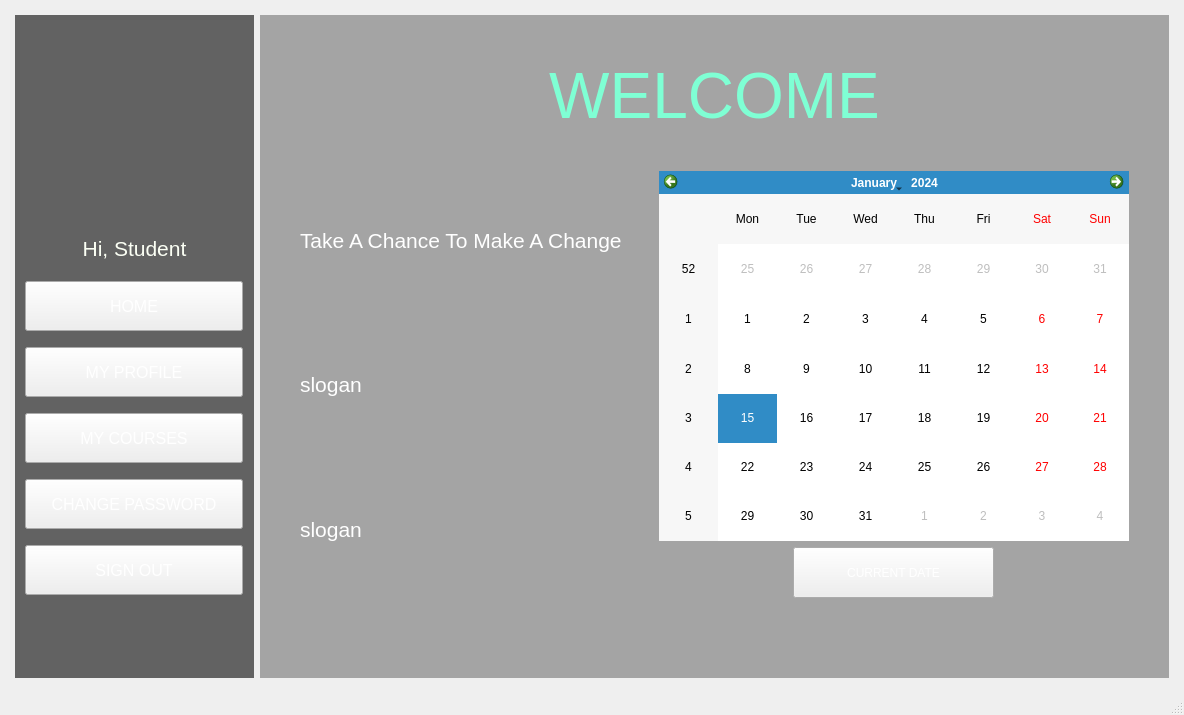
This is StudentManagementSystem/mainwindow.ui in BuhDuy256/Student-Management-GROUP6-KTLT-23CLC03 as Qt 5 draws it before an edit. The edited form follows.
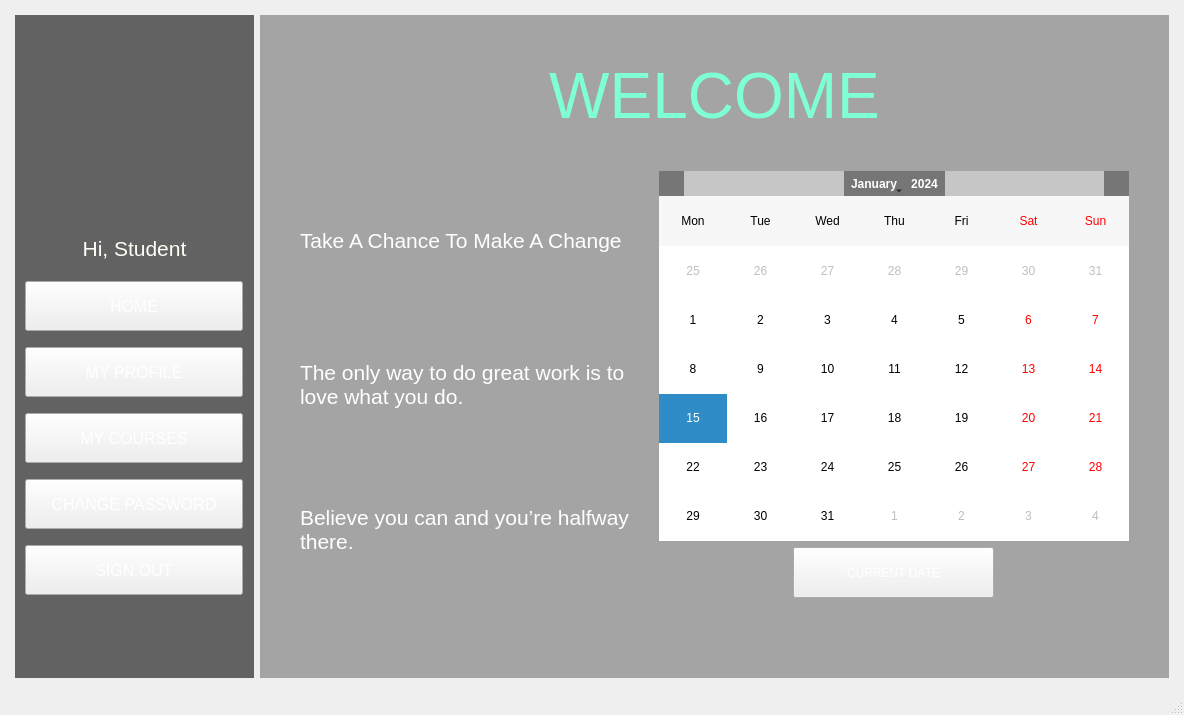
This is the edited form. The open tabs and pages were chosen to show the change. Icons and pictures are not drawn.

Commit message: Change table design

The edit to the form file:
```diff
--- a/StudentManagementSystem/mainwindow.ui
+++ b/StudentManagementSystem/mainwindow.ui
@@ -725,6 +725,21 @@
             <property name="bottomMargin">
              <number>80</number>
             </property>
+            <item row="2" column="0">
+             <widget class="QLabel" name="slogan_2">
+              <property name="font">
+               <font>
+                <pointsize>16</pointsize>
+               </font>
+              </property>
+              <property name="text">
+               <string>The only way to do great work is to love what you do.</string>
+              </property>
+              <property name="wordWrap">
+               <bool>true</bool>
+              </property>
+             </widget>
+            </item>
             <item row="1" column="0">
              <widget class="QLabel" name="slogan_1">
               <property name="font">
@@ -740,7 +755,57 @@
             <item row="1" column="1" rowspan="3">
              <layout class="QVBoxLayout" name="verticalLayout_4">
               <item>
-               <widget class="QCalendarWidget" name="calendarWidget"/>
+               <widget class="QCalendarWidget" name="calendarWidget">
+                <property name="styleSheet">
+                 <string notr="true">QCalendarWidget QToolButton#qt_calendar_nextmonth{
+	background-image: url(:/background/right_arrow.png);
+	background-position: center;
+	background-repeat: none;
+	icon-size: 0px;
+	padding: 10px;
+}
+
+QCalendarWidget QToolButton#qt_calendar_prevmonth{
+	background-image: url(:/background/left_arrow.png);
+	background-position: center;
+	background-repeat: none;
+	icon-size: 0px;
+	padding: 10px;
+}
+
+QCalendarWidget QToolButton{
+	background-color: rgb(118, 118, 118);
+}
+
+QCalendarWidget QWidget#qt_calendar_navigationbar{
+	background-color: rgb(198, 198, 198);
+}
+
+QCalendarWidget QSpinBox::up-button {
+	background-color: rgb(118, 118, 118);
+}
+
+QCalendarWidget QSpinBox::down-button {
+	background-color: rgb(118, 118, 118);
+}
+</string>
+                </property>
+                <property name="gridVisible">
+                 <bool>false</bool>
+                </property>
+                <property name="horizontalHeaderFormat">
+                 <enum>QCalendarWidget::ShortDayNames</enum>
+                </property>
+                <property name="verticalHeaderFormat">
+                 <enum>QCalendarWidget::NoVerticalHeader</enum>
+                </property>
+                <property name="navigationBarVisible">
+                 <bool>true</bool>
+                </property>
+                <property name="dateEditEnabled">
+                 <bool>true</bool>
+                </property>
+               </widget>
               </item>
               <item alignment="Qt::AlignHCenter">
                <widget class="QPushButton" name="button_currentDay">
@@ -763,18 +828,6 @@
               </item>
              </layout>
             </item>
-            <item row="2" column="0">
-             <widget class="QLabel" name="slogan_2">
-              <property name="font">
-               <font>
-                <pointsize>16</pointsize>
-               </font>
-              </property>
-              <property name="text">
-               <string>slogan</string>
-              </property>
-             </widget>
-            </item>
             <item row="3" column="0">
              <widget class="QLabel" name="slogan_3">
               <property name="font">
@@ -783,7 +836,10 @@
                </font>
               </property>
               <property name="text">
-               <string>slogan</string>
+               <string>Believe you can and you’re halfway there.</string>
+              </property>
+              <property name="wordWrap">
+               <bool>true</bool>
               </property>
              </widget>
             </item>
```
Left out of the diff: 16 changed lines with no effect on the pictures. The commit also changes 4 other files.
